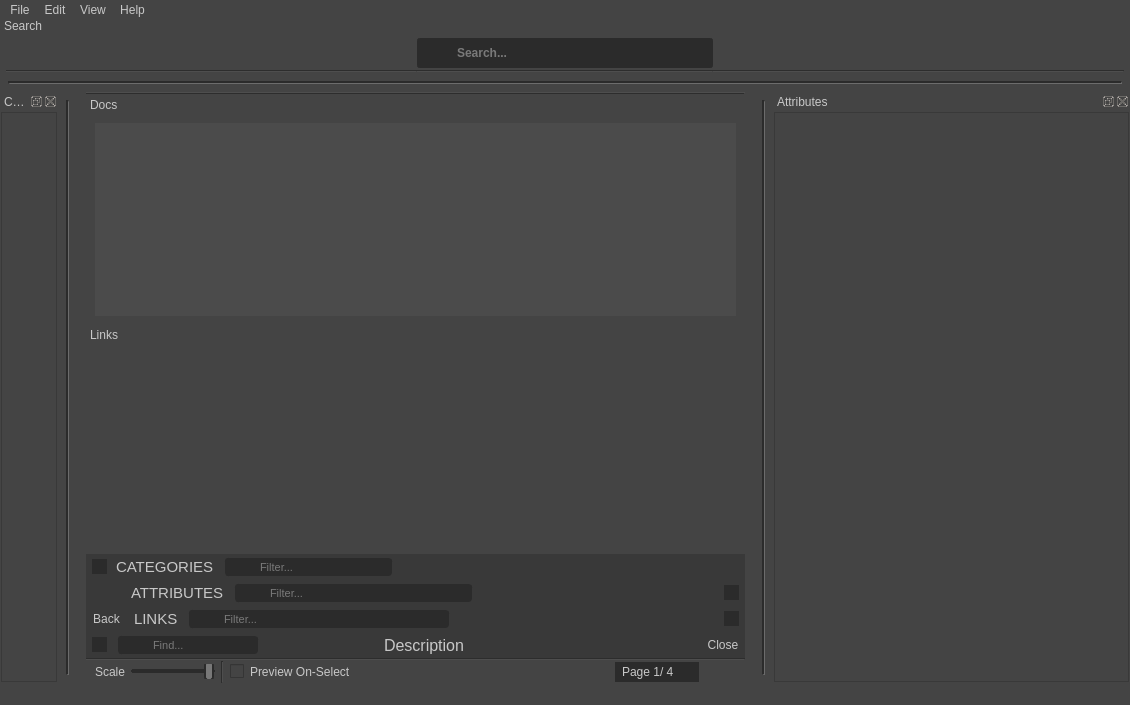
The window that library/ui/dialog.ui (swillisart/Relic) describes before a commit, drawn with Qt 5.
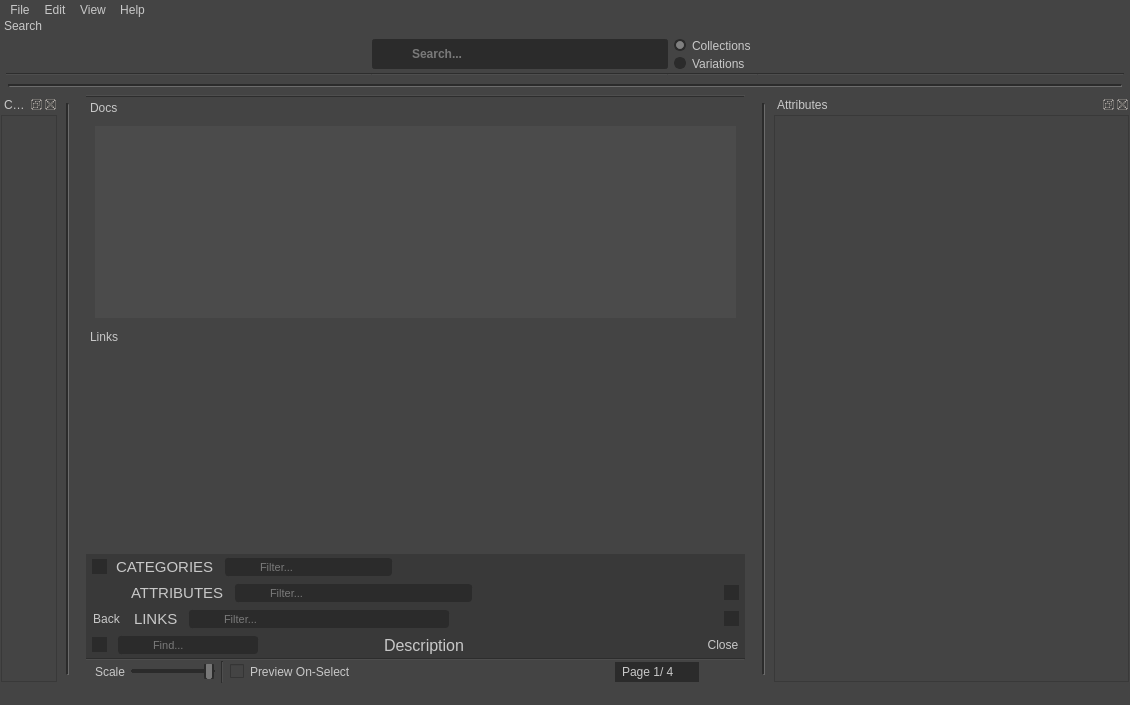
The same window after the commit. Icons and pictures are not drawn.

Commit message: collections / variants filterable browsing, Ingestion collection creation.

```diff
--- a/library/ui/dialog.ui
+++ b/library/ui/dialog.ui
@@ -564,7 +564,23 @@
     border-top-right-radius: 3px;
     border-top: 1px solid rgb(43, 43, 43);
 }
-</string>
+
+QRadioButton::indicator {
+    width:                  8px;
+    height:                 8px;
+    border-radius:          6px;
+}
+QRadioButton::indicator:checked {
+    background-color:       gray;
+    border:                 2px solid rgb(43,43,43);
+}
+QRadioButton::indicator:unchecked {
+    background-color:       rgb(43,43,43);
+    border:                 2px solid rgb(43,43,43);
+}
+QRadioButton:indicator:hover {
+    border: 2px solid rgb(150, 146, 137);
+}</string>
   </property>
   <property name="animated">
    <bool>true</bool>
@@ -2586,8 +2602,8 @@
          <rect>
           <x>0</x>
           <y>0</y>
-          <width>74</width>
-          <height>558</height>
+          <width>78</width>
+          <height>527</height>
          </rect>
         </property>
         <layout class="QVBoxLayout" name="categoryLayout">
@@ -2669,33 +2685,6 @@
      <property name="verticalSpacing">
       <number>2</number>
      </property>
-     <item row="0" column="4">
-      <spacer name="horizontalSpacer_2">
-       <property name="orientation">
-        <enum>Qt::Horizontal</enum>
-       </property>
-       <property name="sizeHint" stdset="0">
-        <size>
-         <width>40</width>
-         <height>20</height>
-        </size>
-       </property>
-      </spacer>
-     </item>
-     <item row="1" column="2">
-      <widget class="Line" name="line">
-       <property name="orientation">
-        <enum>Qt::Horizontal</enum>
-       </property>
-      </widget>
-     </item>
-     <item row="1" column="4">
-      <widget class="Line" name="line_2">
-       <property name="orientation">
-        <enum>Qt::Horizontal</enum>
-       </property>
-      </widget>
-     </item>
      <item row="0" column="2">
       <widget class="QFrame" name="searchFrame">
        <property name="sizePolicy">
@@ -2800,8 +2789,8 @@
        </layout>
       </widget>
      </item>
-     <item row="1" column="0">
-      <widget class="Line" name="line_3">
+     <item row="1" column="5">
+      <widget class="Line" name="line_2">
        <property name="orientation">
         <enum>Qt::Horizontal</enum>
        </property>
@@ -2820,6 +2809,114 @@
        </property>
       </spacer>
      </item>
+     <item row="0" column="5">
+      <spacer name="horizontalSpacer_2">
+       <property name="orientation">
+        <enum>Qt::Horizontal</enum>
+       </property>
+       <property name="sizeHint" stdset="0">
+        <size>
+         <width>40</width>
+         <height>20</height>
+        </size>
+       </property>
+      </spacer>
+     </item>
+     <item row="1" column="2">
+      <widget class="Line" name="line">
+       <property name="orientation">
+        <enum>Qt::Horizontal</enum>
+       </property>
+      </widget>
+     </item>
+     <item row="1" column="0">
+      <widget class="Line" name="line_3">
+       <property name="orientation">
+        <enum>Qt::Horizontal</enum>
+       </property>
+      </widget>
+     </item>
+     <item row="0" column="4">
+      <layout class="QVBoxLayout" name="verticalLayout_4">
+       <property name="spacing">
+        <number>3</number>
+       </property>
+       <property name="leftMargin">
+        <number>6</number>
+       </property>
+       <property name="topMargin">
+        <number>0</number>
+       </property>
+       <property name="rightMargin">
+        <number>6</number>
+       </property>
+       <property name="bottomMargin">
+        <number>0</number>
+       </property>
+       <item>
+        <widget class="QRadioButton" name="collectionRadioButton">
+         <property name="maximumSize">
+          <size>
+           <width>16777215</width>
+           <height>16</height>
+          </size>
+         </property>
+         <property name="text">
+          <string>Collections</string>
+         </property>
+         <property name="icon">
+          <iconset resource="../../resources.qrc">
+           <normaloff>:/resources/asset_types/collection.svg</normaloff>:/resources/asset_types/collection.svg</iconset>
+         </property>
+         <property name="checked">
+          <bool>true</bool>
+         </property>
+         <attribute name="buttonGroup">
+          <string notr="true">buttonGroup</string>
+         </attribute>
+        </widget>
+       </item>
+       <item>
+        <widget class="QRadioButton" name="variationRadioButton">
+         <property name="sizePolicy">
+          <sizepolicy hsizetype="Minimum" vsizetype="Fixed">
+           <horstretch>0</horstretch>
+           <verstretch>0</verstretch>
+          </sizepolicy>
+         </property>
+         <property name="maximumSize">
+          <size>
+           <width>16777215</width>
+           <height>16</height>
+          </size>
+         </property>
+         <property name="baseSize">
+          <size>
+           <width>0</width>
+           <height>0</height>
+          </size>
+         </property>
+         <property name="text">
+          <string>Variations</string>
+         </property>
+         <property name="icon">
+          <iconset resource="../../resources.qrc">
+           <normaloff>:/resources/asset_types/variant.svg</normaloff>:/resources/asset_types/variant.svg</iconset>
+         </property>
+         <attribute name="buttonGroup">
+          <string notr="true">buttonGroup</string>
+         </attribute>
+        </widget>
+       </item>
+      </layout>
+     </item>
+     <item row="1" column="4">
+      <widget class="Line" name="line_7">
+       <property name="orientation">
+        <enum>Qt::Horizontal</enum>
+       </property>
+      </widget>
+     </item>
     </layout>
    </widget>
   </widget>
@@ -3120,7 +3217,7 @@
           <x>0</x>
           <y>0</y>
           <width>353</width>
-          <height>558</height>
+          <height>527</height>
          </rect>
         </property>
         <layout class="QVBoxLayout" name="attributesLayout">
```
Left out of the diff: 3 changed lines with no effect on the pictures. The commit also changes 9 other files.
